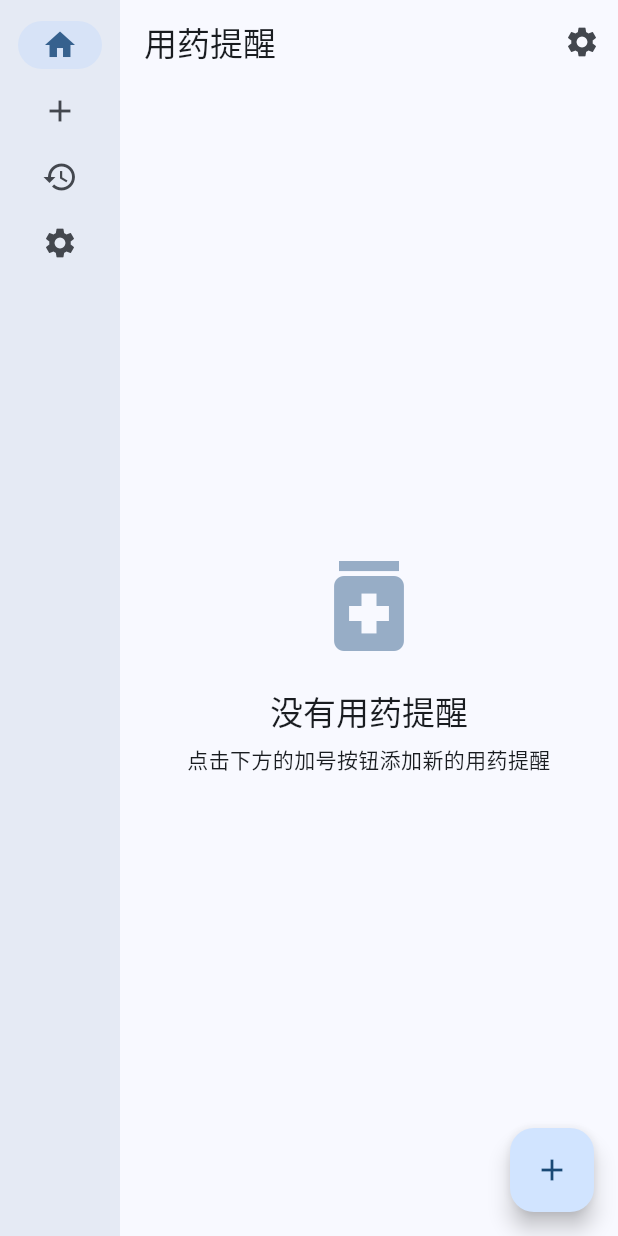
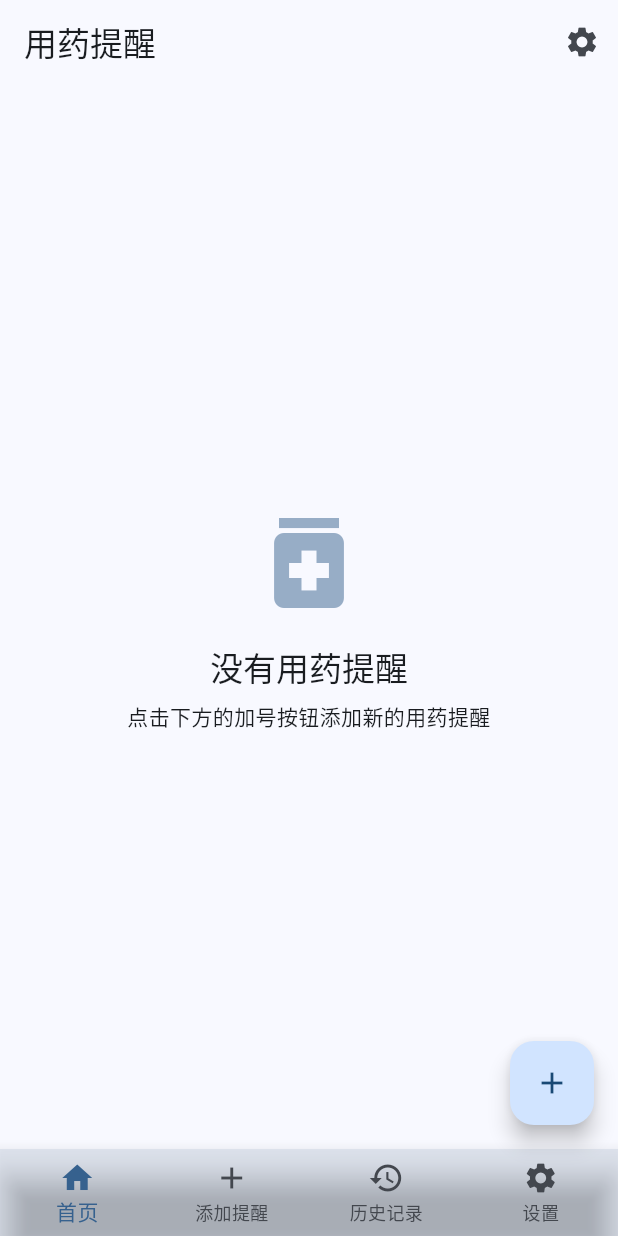
Before and after one commit to whxxxxxxxxxx/MedicineTip, a Flutter app: the screen it shows after launch, on a phone screen of 412 x 824 dp. Run offline on Flutter 3.47's test engine with Material 3 defaults, Android fonts, the light colour scheme and no system bars; our stand-ins replace flutter_dotenv, shared_preferences.

```diff
--- a/lib/core/constants.dart
+++ b/lib/core/constants.dart
@@ -16,7 +16,7 @@ class AppConstants {
   static const String settingsKey = "settings";
 
   // API相关
-  static const String apiBaseUrl = "https://api.example.com";
+  static const String aliApiBaseUrl = "https://dashscope.aliyuncs.com/compatible-mode/v1";
 
   // 通知渠道
   static const String reminderChannelId = "reminder_channel";
--- a/lib/main.dart
+++ b/lib/main.dart
@@ -1,4 +1,5 @@
 import 'package:flutter/material.dart';
+import 'package:flutter_dotenv/flutter_dotenv.dart';
 import 'package:medicinetip/services/ai_service.dart';
 import 'package:medicinetip/services/storage_service.dart';
 import 'services/reminder_service.dart';
@@ -11,6 +12,7 @@ import 'core/constants.dart';
 
 void main() async {
   WidgetsFlutterBinding.ensureInitialized();
+  await dotenv.load(fileName: ".env");
   final storageService = StorageService();
   await storageService.init();
 
@@ -25,6 +27,8 @@ void main() async {
     reminderService: reminderService,
   ));
 }
+
+
 
 class MyApp extends StatelessWidget {
   final ReminderService reminderService;
@@ -113,49 +117,37 @@ class _MyHomePageState extends State<MyHomePage> {
       builder: (context, constraints) {
         final theme = Theme.of(context);
         return Scaffold(
-          body: Row(
-            children: [
-              SafeArea(
-                child: NavigationRail(
+          body: Container(
+            color: theme.colorScheme.primaryContainer,
+            child: page,
+          ),
+          bottomNavigationBar: BottomNavigationBar(
+            currentIndex: selectedIndex,
+            type: BottomNavigationBarType.fixed,
+            selectedItemColor: theme.colorScheme.primary,
+            unselectedItemColor: theme.colorScheme.onSurfaceVariant,
             backgroundColor: theme.colorScheme.primary.withAlpha(25),
-                  selectedIconTheme: IconThemeData(
-                    color: theme.colorScheme.primary,
-                  ),
-                  unselectedIconTheme: IconThemeData(
-                    color: theme.colorScheme.onSurfaceVariant,
-                  ),
-                  extended: constraints.maxWidth >= 600,
-                  destinations: const [
-                    NavigationRailDestination(
-                      icon: Icon(Icons.home),
-                      label: Text('首页'),
-                    ),
-                    NavigationRailDestination(
-                      icon: Icon(Icons.add),
-                      label: Text('添加提醒'),
-                    ),
-                    NavigationRailDestination(
-                      icon: Icon(Icons.history),
-                      label: Text('历史记录'),
-                    ),
-                    NavigationRailDestination(
-                      icon: Icon(Icons.settings),
-                      label: Text('设置'),
-                    ),
-                  ],
-                  selectedIndex: selectedIndex,
-                  onDestinationSelected: (value) {
+            onTap: (value) {
               setState(() {
                 selectedIndex = value;
               });
             },
+            items: const [
+              BottomNavigationBarItem(
+                icon: Icon(Icons.home),
+                label: '首页',
               ),
+              BottomNavigationBarItem(
+                icon: Icon(Icons.add),
+                label: '添加提醒',
               ),
-              Expanded(
-                child: Container(
-                  color: theme.colorScheme.primaryContainer,
-                  child: page,
+              BottomNavigationBarItem(
+                icon: Icon(Icons.history),
+                label: '历史记录',
               ),
+              BottomNavigationBarItem(
+                icon: Icon(Icons.settings),
+                label: '设置',
               ),
             ],
           ),
```
Also changed, not shown: lib/services/ai_service.dart (+219 -66 lines), lib/ui/screens/add_reminder_screen.dart (+79 -19 lines), pubspec.yaml (+7 -3 lines), pubspec.lock, 3 other files. Lines whose indentation alone changed are shown as unchanged.
